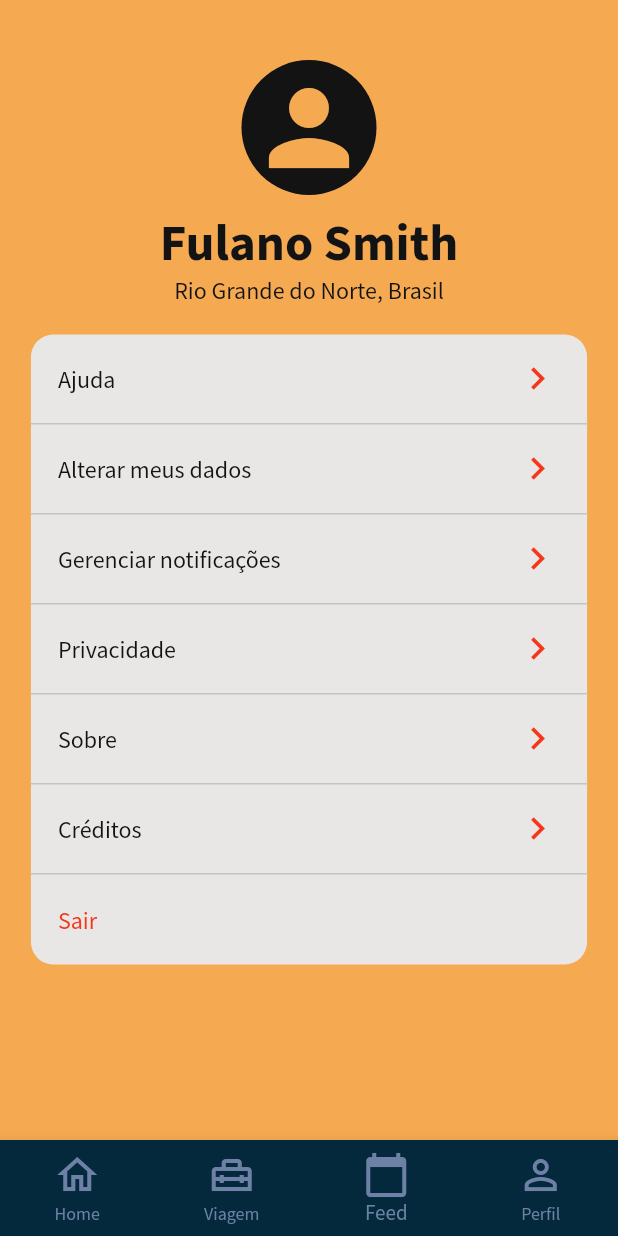
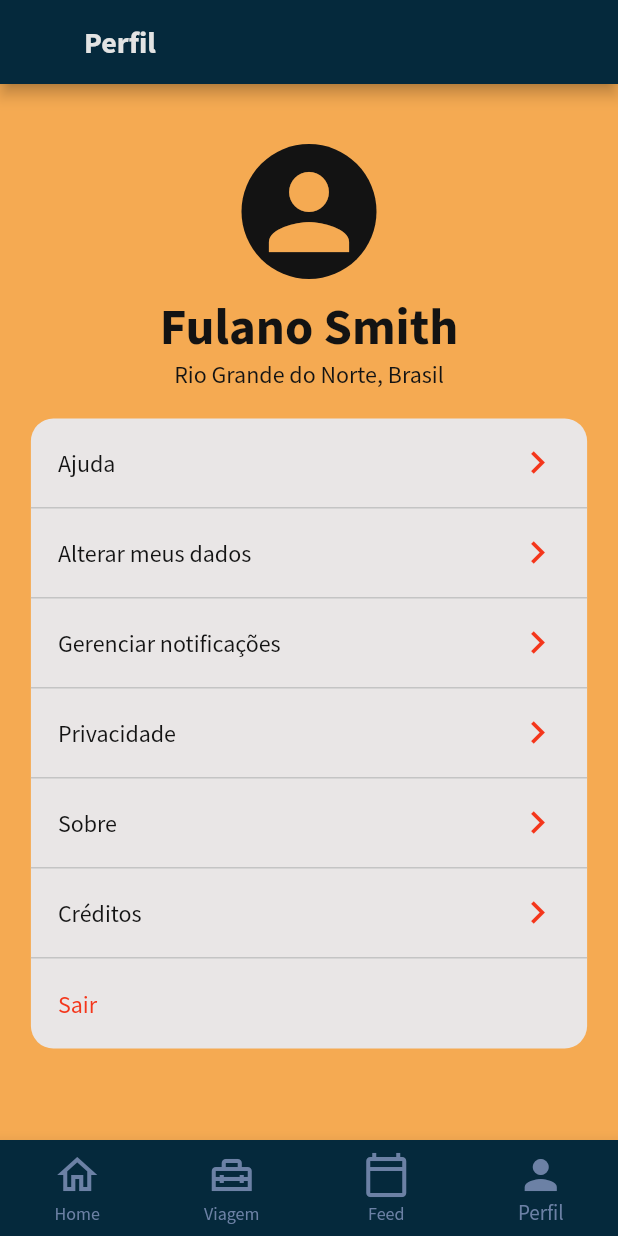
Before and after one commit to RoberlandRicardo/traveller, a Flutter app: the Perfil screen opened by its route, on a phone screen of 412 x 824 dp. Run offline on Flutter 3.47's test engine with Material 2 defaults, Android fonts, the phone set to English and light mode, and no system bars; our stand-ins replace flutter_svg; missing offline and left inert: dart:ffi.

Commit message:
Criando top bar

```diff
--- a/lib/app/components/generic_screen_nivel02.dart
+++ b/lib/app/components/generic_screen_nivel02.dart
@@ -1,5 +1,6 @@
 import 'package:flutter/material.dart';
 import 'package:flutter/widgets.dart';
+import 'package:traveller/app/styles/custom_text.dart';
 import 'package:traveller/app/views/home.dart';
 
 class GenericScreen extends StatelessWidget {
@@ -15,9 +16,26 @@ class GenericScreen extends StatelessWidget {
     '/perfil',
   ];
 
+  static const List<String> _topBarNames = <String>[
+    'Home',
+    'Viagens',
+    'Feed',
+    'Perfil',
+  ];
+
   @override
   Widget build(BuildContext context) {
     return Scaffold(
+        appBar: currendIndex > 0
+            ? AppBar(
+                title: Text(
+                  _topBarNames[currendIndex],
+                  style: CustomText.topBar,
+                ),
+                backgroundColor: Theme.of(context).colorScheme.primary,
+                titleSpacing: 0,
+              )
+            : null,
         body: Container(
           width: MediaQuery.of(context).size.width,
           height: MediaQuery.of(context).size.height,
--- a/lib/app/styles/custom_text.dart
+++ b/lib/app/styles/custom_text.dart
@@ -4,12 +4,14 @@ class CustomText extends TextTheme {
   static final String fontFamily = 'Source Sans Pro';
   static final Color fontColor = Color.fromRGBO(19, 19, 19, 1);
   static final Color fontColorButton = Color.fromRGBO(227, 227, 227, 1);
+  static final Color fontColorTopBar = Color.fromRGBO(227, 227, 227, 1);
   static final double fontSizeh1 = 34;
   static final double fontSizeSubtitle = 16;
   static final double fontSizeButton = 16;
   static final double fontSizeLabel = 14;
   static final double fontSizeInput = 16;
   static final double fontSizeBody = 16;
+  static final double fontSizeTopBar = 20;
 
   static final TextStyle label = TextStyle(
       fontFamily: fontFamily,
@@ -21,6 +23,13 @@ class CustomText extends TextTheme {
     fontFamily: fontFamily,
     fontSize: fontSizeInput,
     color: fontColor,
+  );
+
+  static final TextStyle topBar = TextStyle(
+    fontFamily: fontFamily,
+    fontSize: fontSizeTopBar,
+    color: fontColorTopBar,
+    fontWeight: FontWeight.w700,
   );
 
   CustomText()
--- a/lib/app/views/perfil.dart
+++ b/lib/app/views/perfil.dart
@@ -62,7 +62,7 @@ class Perfil extends StatelessWidget {
   @override
   Widget build(BuildContext context) {
     return GenericScreen(
-      currendIndex: 2,
+      currendIndex: 3,
       child: SingleChildScrollView(
         child: Column(
           children: [
--- a/lib/main.dart
+++ b/lib/main.dart
@@ -1,7 +1,6 @@
 import 'package:flutter/material.dart';
 import 'package:traveller/app/components/generic_screen_nivel02.dart';
 import 'package:traveller/app/views/perfil.dart';
-import 'package:traveller/app/views/tab_container.dart';
 // import 'package:traveller/app/components/tab_container.dart';
 import 'package:traveller/app/styles/custom_colors.dart';
 import 'package:traveller/app/styles/custom_text.dart';
```
Also changed, not shown: lib/app/views/tab_container.dart (deleted, +0 -80 lines).
